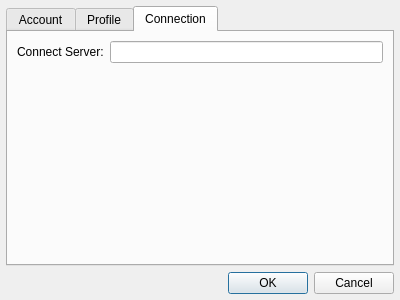
Qt form src/Synapse.QtClient/qt-gui/EditAccountDialog.ui (codebutler/synapse) before a commit.
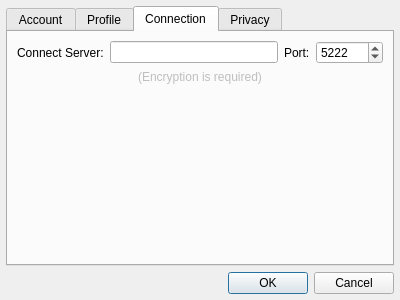
The same form after that commit. The open tabs and pages were chosen to show the change.

Patch:
```diff
--- a/src/Synapse.QtClient/qt-gui/EditAccountDialog.ui
+++ b/src/Synapse.QtClient/qt-gui/EditAccountDialog.ui
@@ -144,8 +144,41 @@
          <item row="0" column="1" >
           <widget class="QLineEdit" name="lineEdit_3" />
          </item>
+         <item row="0" column="2" >
+          <widget class="QLabel" name="label_6" >
+           <property name="text" >
+            <string>Port:</string>
+           </property>
+          </widget>
+         </item>
+         <item row="0" column="3" >
+          <widget class="QSpinBox" name="spinBox" >
+           <property name="maximum" >
+            <number>9999999</number>
+           </property>
+           <property name="singleStep" >
+            <number>1</number>
+           </property>
+           <property name="value" >
+            <number>5222</number>
+           </property>
+          </widget>
+         </item>
         </layout>
        </item>
+       <item>
+        <widget class="QLabel" name="label_7" >
+         <property name="enabled" >
+          <bool>false</bool>
+         </property>
+         <property name="text" >
+          <string>(Encryption is required)</string>
+         </property>
+         <property name="alignment" >
+          <set>Qt::AlignCenter</set>
+         </property>
+        </widget>
+       </item>
        <item>
         <spacer name="verticalSpacer_2" >
          <property name="orientation" >
@@ -161,6 +194,11 @@
        </item>
       </layout>
      </widget>
+     <widget class="QWidget" name="tab_3" >
+      <attribute name="title" >
+       <string>Privacy</string>
+      </attribute>
+     </widget>
     </widget>
    </item>
    <item>
```
Left out of the diff: 4 changed lines with no effect on the pictures.
